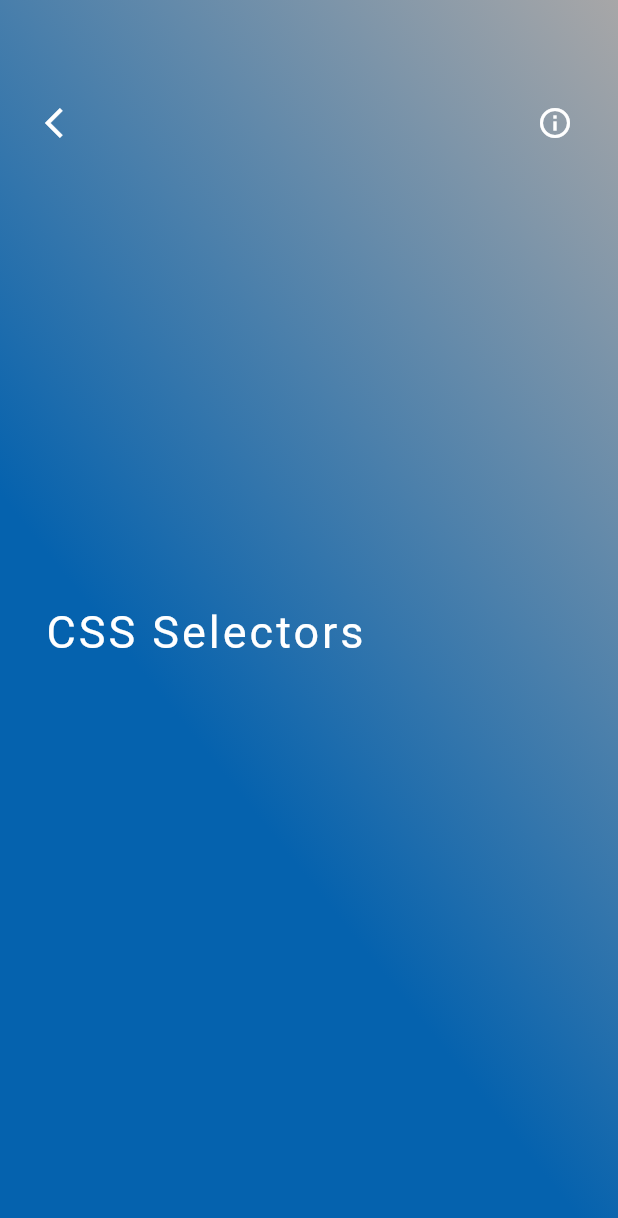
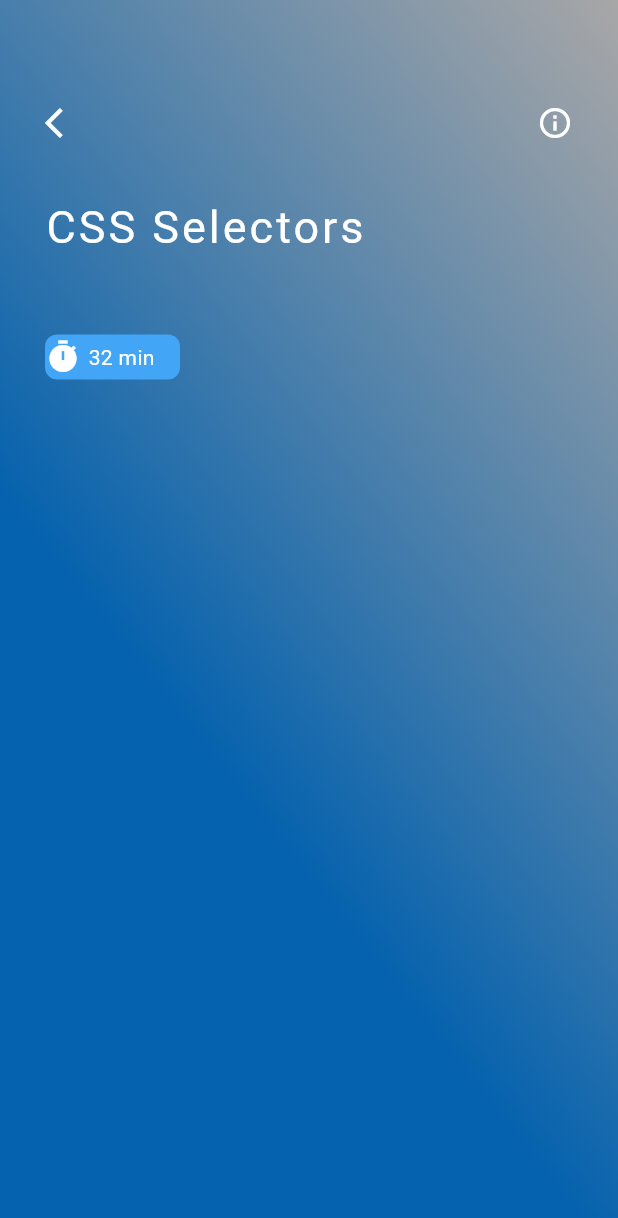
Before and after one commit to Yihun-Alemayehu/Nedemy, a Flutter app: the screen it shows after launch, on a phone screen of 412 x 824 dp. Shown: the top 1218 px of the screen. Run offline on Flutter 3.47's test engine with Material 2 defaults, Android fonts, the light colour scheme and no system bars.

Commit message:
another commi

```diff
--- a/lib/pages/video_info.dart
+++ b/lib/pages/video_info.dart
@@ -12,7 +12,8 @@ class _VideoInfoPageState extends State<VideoInfoPage> {
   Widget build(BuildContext context) {
     return Scaffold(
       body: Container(
-        padding: const EdgeInsets.only(top: 70,left: 30, right: 30),
+        //height: 350,
+        padding: const EdgeInsets.only(top: 70,left: 30, right: 30, bottom: 20),
         decoration:  BoxDecoration(
           gradient: LinearGradient(
             colors: [
@@ -26,7 +27,7 @@ class _VideoInfoPageState extends State<VideoInfoPage> {
           children: [
             Container(
               width: MediaQuery.of(context).size.width,
-              height: 300,
+              height: 30,
               child: Column(
                 children: [
                   Row(
@@ -52,7 +53,49 @@ class _VideoInfoPageState extends State<VideoInfoPage> {
                   letterSpacing: 2
                 ),)
               ],
-            )
+            ),
+            const SizedBox(height: 50,),
+            Row(
+              children: [
+                Container(
+                  height: 30,
+                  width: 90,
+                  decoration: BoxDecoration(
+                    color: Colors.blue[400],
+                    borderRadius: BorderRadius.circular(8),
+                  ),
+                  child : const Row(
+                    children: [
+                       Icon(
+                          Icons.timer,
+                          color: Colors.white,
+                        ),
+                         SizedBox(
+                          width: 5,
+                        ),
+                         Text(
+                          '32 min',
+                          style: TextStyle(
+                            color: Colors.white,
+                          ),
+                        ),
+                    ],
+                  ),
+
+
+                )
+              ],
+            ),
+
+            // Expanded(child: Container(
+            //   decoration: const BoxDecoration(
+            //     borderRadius: BorderRadius.only(topRight: Radius.circular(30)),
+            //     color: Colors.white,
+            //   ),
+            // ))
+
+
+
           ],
         ),
       ),
```
